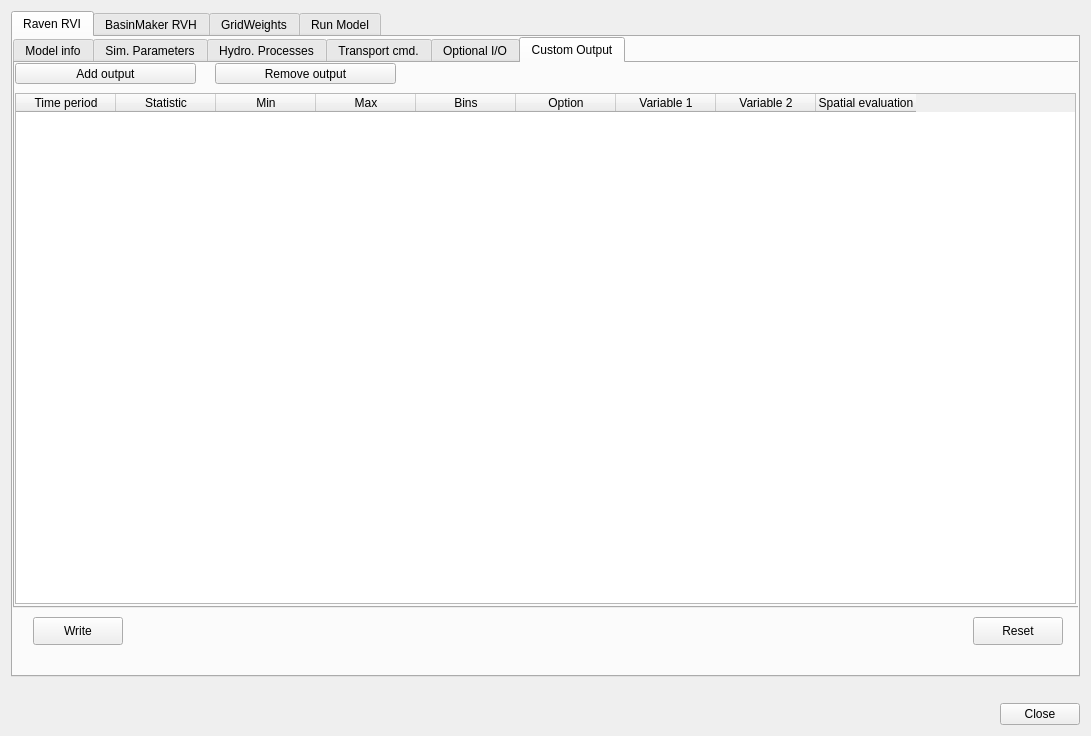
Old version of the form qraven/qraven_dialog_base.ui in the repository Scriptbash/QRaven.
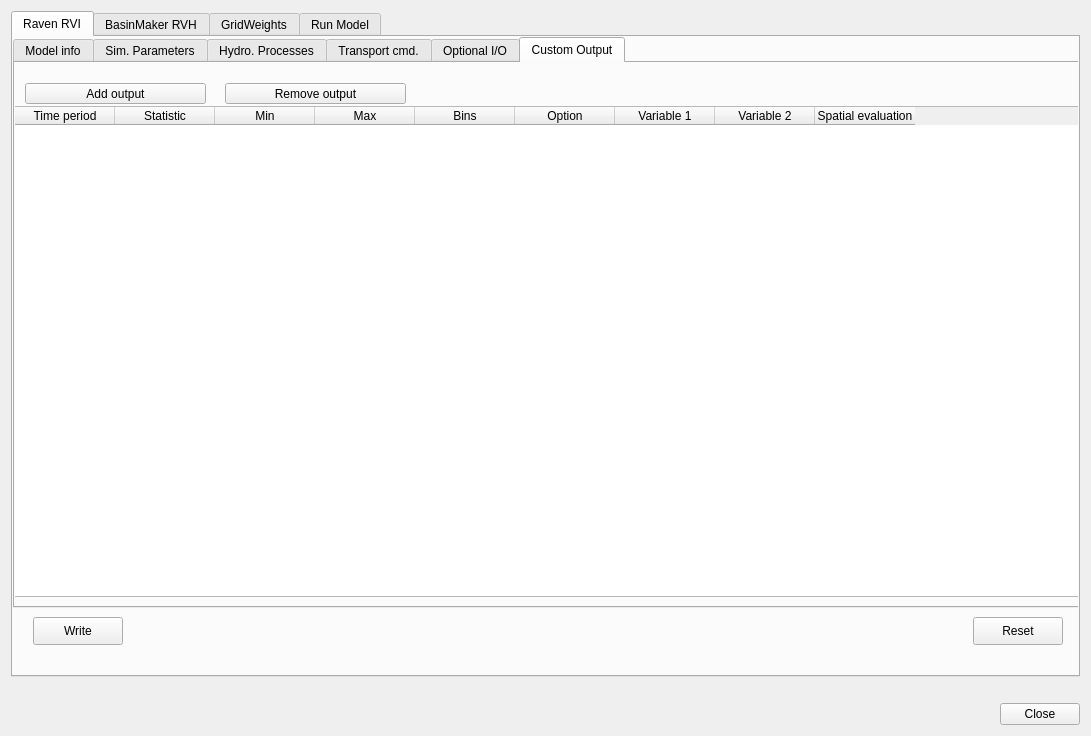
New version of the form. Custom widgets are drawn as their Qt base class.

Commit message: Fully rewrite custom outputs

The edit to the form file:
```diff
--- a/qraven/qraven_dialog_base.ui
+++ b/qraven/qraven_dialog_base.ui
@@ -2485,10 +2485,10 @@
         <widget class="QTableWidget" name="table_customoutputs">
          <property name="geometry">
           <rect>
-           <x>0</x>
-           <y>30</y>
-           <width>1061</width>
-           <height>511</height>
+           <x>-1</x>
+           <y>43</y>
+           <width>1071</width>
+           <height>491</height>
           </rect>
          </property>
          <column>
@@ -2540,8 +2540,8 @@
         <widget class="QPushButton" name="btn_rmoutput">
          <property name="geometry">
           <rect>
-           <x>200</x>
-           <y>0</y>
+           <x>210</x>
+           <y>20</y>
            <width>181</width>
            <height>21</height>
           </rect>
@@ -2553,8 +2553,8 @@
         <widget class="QPushButton" name="btn_addoutput">
          <property name="geometry">
           <rect>
-           <x>0</x>
-           <y>0</y>
+           <x>10</x>
+           <y>20</y>
            <width>181</width>
            <height>21</height>
           </rect>
```
The commit also changes 2 other files.
